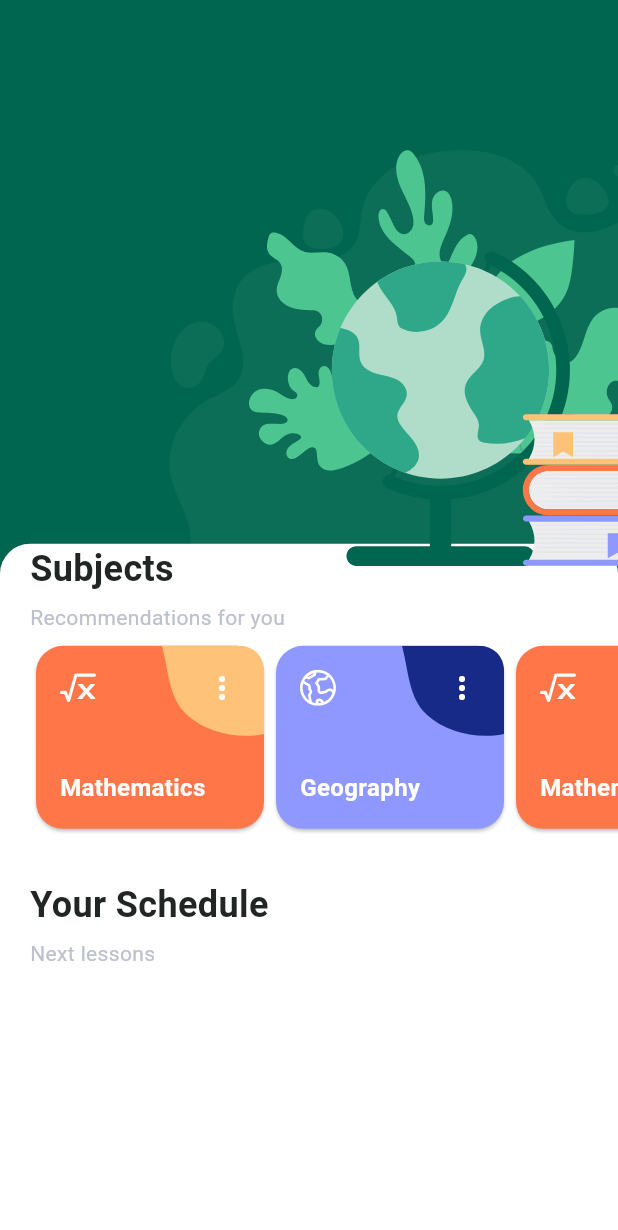
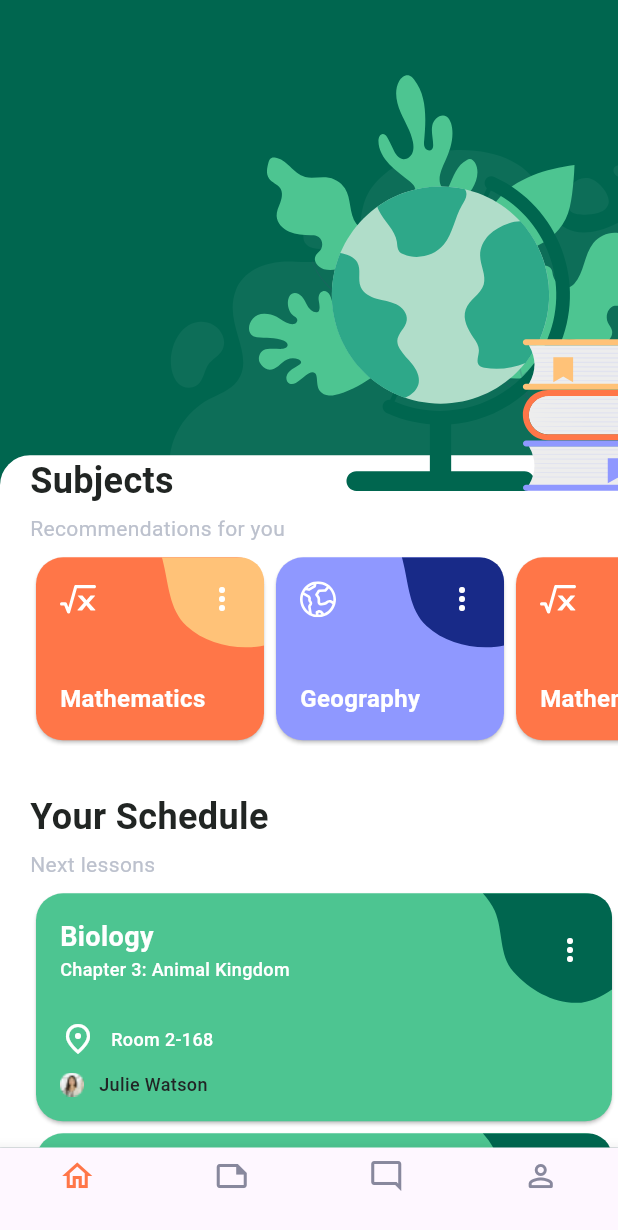
Before and after one commit to eslamelezaby98/schedule_management_app, a Flutter app: the screen it shows after launch, on a phone screen of 412 x 824 dp. Shown: the top 1230 px of the screen. Run offline on Flutter 3.47's test engine with Material 3 defaults, Android fonts, the phone set to English and light mode, and no system bars; our stand-ins replace flutter_svg.

Commit message:
main screen

```diff
--- a/lib/view/config/assets/assets.dart
+++ b/lib/config/assets/assets.dart
@@ -1,3 +1,5 @@
 class AppAssets {
   static const String svg = "asset/svg/";
+    static const String images = "asset/images/";
+
 }
--- a/lib/main.dart
+++ b/lib/main.dart
@@ -1,5 +1,5 @@
 import 'package:flutter/material.dart';
-import 'package:schedule_management_app/view/home/page/home_screen.dart';
+import 'package:schedule_management_app/view/main/pages/main_screen.dart';
 
 void main() {
   runApp(const MyApp());
@@ -12,7 +12,7 @@ class MyApp extends StatelessWidget {
   Widget build(BuildContext context) {
     return const MaterialApp(
       debugShowCheckedModeBanner: false,
-      home: HomeScreen(),
+      home: MainScreen()
     );
   }
 }
--- a/lib/view/home/model/subject.dart
+++ b/lib/view/home/model/subject.dart
@@ -1,6 +1,6 @@
 import 'package:flutter/material.dart';
 import 'package:flutter/widgets.dart';
-import '../../config/assets/assets.dart';
+import '../../../config/assets/assets.dart';
 
 class SubjectModel {
   String title;
--- a/lib/view/home/page/home_screen.dart
+++ b/lib/view/home/page/home_screen.dart
@@ -1,9 +1,8 @@
 import 'package:flutter/material.dart';
 import 'package:flutter_svg/flutter_svg.dart';
-import 'package:schedule_management_app/view/config/assets/assets.dart';
-import 'package:schedule_management_app/view/config/theme/color.dart';
+import 'package:schedule_management_app/config/assets/assets.dart';
+import 'package:schedule_management_app/config/theme/color.dart';
 import 'package:schedule_management_app/view/home/widget/your_schedule_widget.dart';
-
 import '../widget/subject_widget.dart';
 
 class HomeScreen extends StatelessWidget {
@@ -59,7 +58,7 @@ class HomeScreen extends StatelessWidget {
           ),
           Positioned(
             right: 0,
-            top: 100,
+            top: 50,
             child: Align(
               alignment: Alignment.center,
               child: SvgPicture.asset(
--- a/lib/view/home/widget/subject_widget.dart
+++ b/lib/view/home/widget/subject_widget.dart
@@ -2,7 +2,7 @@
 
 import 'package:flutter/material.dart';
 import 'package:flutter_svg/flutter_svg.dart';
-import 'package:schedule_management_app/view/config/theme/color.dart';
+import 'package:schedule_management_app/config/theme/color.dart';
 
 import '../model/subject.dart';
 import 'title_widget.dart';
--- a/lib/view/home/widget/your_schedule_widget.dart
+++ b/lib/view/home/widget/your_schedule_widget.dart
@@ -1,4 +1,7 @@
 import 'package:flutter/material.dart';
+import 'package:flutter_svg/flutter_svg.dart';
+import 'package:schedule_management_app/config/assets/assets.dart';
+import '../../../config/theme/color.dart';
 import 'title_widget.dart';
 
 class YourScheduleWidget extends StatelessWidget {
@@ -6,13 +9,120 @@ class YourScheduleWidget extends StatelessWidget {
 
   @override
   Widget build(BuildContext context) {
-    return const Column(
+    return Column(
       crossAxisAlignment: CrossAxisAlignment.start,
       children: [
-        SizedBox(height: 30),
-        TitleWidget(
+        const SizedBox(height: 30),
+        const TitleWidget(
           subtitle: "Next lessons",
           title: "Your Schedule",
+        ),
+        ListView.builder(
+          itemCount: 2,
+          physics: const NeverScrollableScrollPhysics(),
+          shrinkWrap: true,
+          itemBuilder: (context, index) {
+            return SizedBox(
+              height: 160,
+              child: Card(
+                shape: RoundedRectangleBorder(
+                  borderRadius: BorderRadius.circular(18),
+                ),
+                color: const Color(0xff4DC591),
+                child: Stack(
+                  children: [
+                    Align(
+                      alignment: Alignment.topRight,
+                      child: SvgPicture.asset("${AppAssets.svg}biology.svg"),
+                    ),
+                    const Padding(
+                      padding: EdgeInsets.all(16.0),
+                      child: Column(
+                        mainAxisAlignment: MainAxisAlignment.spaceBetween,
+                        crossAxisAlignment: CrossAxisAlignment.start,
+                        children: [
+                          Row(
+                            mainAxisAlignment: MainAxisAlignment.spaceBetween,
+                            children: [
+                              Align(
+                                alignment: Alignment.topRight,
+                                child: Column(
+                                  crossAxisAlignment: CrossAxisAlignment.start,
+                                  children: [
+                                    Text(
+                                      "Biology",
+                                      style: TextStyle(
+                                        color: AppColor.white,
+                                        fontWeight: FontWeight.bold,
+                                        fontSize: 18,
+                                      ),
+                                    ),
+                                    Text(
+                                      "Chapter 3: Animal Kingdom",
+                                      style: TextStyle(
+                                        color: AppColor.white,
+                                        fontWeight: FontWeight.w500,
+                                        fontSize: 12,
+                                      ),
+                                    ),
+                                  ],
+                                ),
+                              ),
+                              Icon(
+                                Icons.more_vert,
+                                color: AppColor.white,
+                              ),
+                            ],
+                          ),
+                          Column(
+                            crossAxisAlignment: CrossAxisAlignment.start,
+                            children: [
+                              Row(
+                                children: [
+                                  Icon(
+                                    Icons.place_outlined,
+                                    color: AppColor.white,
+                                  ),
+                                  SizedBox(width: 10),
+                                  Text(
+                                    "Room 2-168",
+                                    style: TextStyle(
+                                      color: AppColor.white,
+                                      fontWeight: FontWeight.w500,
+                                      fontSize: 12,
+                                    ),
+                                  ),
+                                ],
+                              ),
+                              SizedBox(height: 10),
+                              Row(
+                                children: [
+                                  Image(
+                                    image: AssetImage(
+                                      "${AppAssets.images}user.png",
+                                    ),
+                                  ),
+                                  SizedBox(width: 10),
+                                  Text(
+                                    "Julie Watson",
+                                    style: TextStyle(
+                                      color: Color(0xff212525),
+                                      fontWeight: FontWeight.w500,
+                                      fontSize: 12,
+                                    ),
+                                  ),
+                                ],
+                              ),
+                            ],
+                          ),
+                        ],
+                      ),
+                    ),
+                  ],
+                ),
+              ),
+            );
+          },
         ),
       ],
     );
--- /dev/null
+++ b/lib/view/main/pages/main_screen.dart
@@ -0,0 +1,54 @@
+import 'package:flutter/material.dart';
+import 'package:schedule_management_app/view/home/page/home_screen.dart';
+
+class MainScreen extends StatefulWidget {
+  const MainScreen({super.key});
+
+  @override
+  State<MainScreen> createState() => _MainScreenState();
+}
+
+class _MainScreenState extends State<MainScreen> {
+  List screens = [
+    const HomeScreen(),
+    const SizedBox(),
+    const SizedBox(),
+    const SizedBox(),
+  ];
+  int index = 0;
+  @override
+  Widget build(BuildContext context) {
+    return Scaffold(
+      bottomNavigationBar: BottomNavigationBar(
+        currentIndex: index,
+        selectedItemColor: const Color(0xffFF7648),
+        unselectedItemColor: const Color(0xff88889D),
+        type: BottomNavigationBarType.fixed,
+        onTap: (value) {
+          setState(() {
+            index = value;
+          });
+        },
+        items: const [
+          BottomNavigationBarItem(
+            icon: Icon(Icons.home_outlined),
+            label: '',
+          ),
+          BottomNavigationBarItem(
+            icon: Icon(Icons.note_outlined),
+            label: '',
+          ),
+          BottomNavigationBarItem(
+            icon: Icon(Icons.mode_comment_outlined),
+            label: '',
+          ),
+          BottomNavigationBarItem(
+            icon: Icon(Icons.person_outline_rounded),
+            label: '',
+          ),
+        ],
+      ),
+      body: screens.elementAt(index),
+    );
+  }
+}
--- a/pubspec.yaml
+++ b/pubspec.yaml
@@ -62,6 +62,7 @@ flutter:
   # To add assets to your application, add an assets section, like this:
   assets:
     - asset/svg/
+    - asset/images/
   #   - images/a_dot_ham.jpeg
 
   # An image asset can refer to one or more resolution-specific "variants", see
```
Also changed, not shown: asset/images/user.png (added), asset/svg/biology.svg (added), lib/config/theme/color.dart (renamed from lib/view/config/theme/color.dart).
